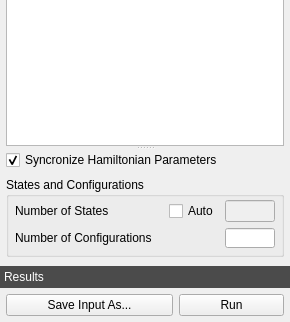
Old version of the form crispy/resources/gui/uis/quanty/main.ui in the repository mretegan/crispy; both pictures show x 0 to 290 and y 378 to 700 of the 290 by 700 pixel window.
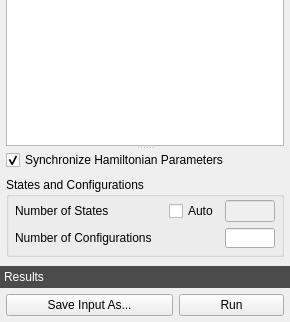
New version of the form. The open tabs and pages were chosen to show the change. Custom widgets are drawn as their Qt base class.

Patch:
```diff
--- a/crispy/resources/gui/uis/quanty/main.ui
+++ b/crispy/resources/gui/uis/quanty/main.ui
@@ -1237,7 +1237,7 @@
             <item>
              <widget class="QCheckBox" name="syncParametersCheckBox">
               <property name="text">
-               <string>Syncronize Hamiltonian Parameters</string>
+               <string>Synchronize Hamiltonian Parameters</string>
               </property>
               <property name="checked">
                <bool>true</bool>
```
